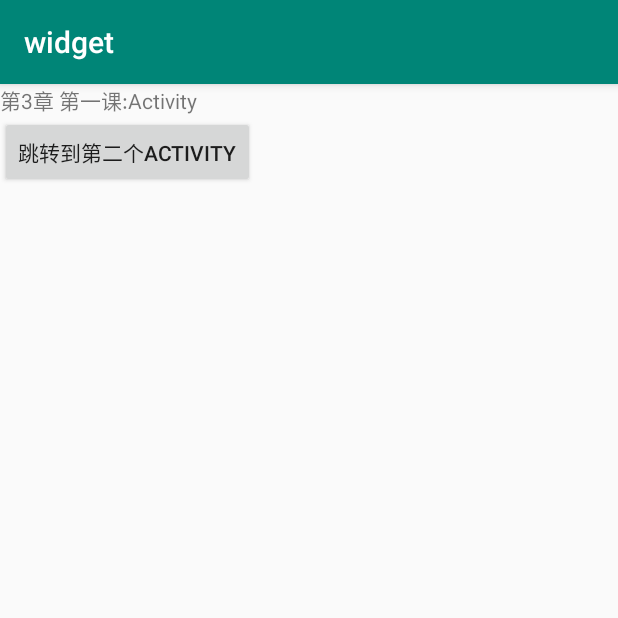
After one commit to weimeiche/edu_android, an Android app: the activity screen opened directly, with no data from a screen before it, on a phone screen of 412 x 824 dp, the top half of it. The commit adds this screen. Run offline under Robolectric (Android 15) with nearby library versions, the light colour scheme and no system bars.

Commit message:
2021-04-07 第4章第一课 活动单元Activity  掌握activity额生命周期，启动关闭，传递参数和四种模式。

```diff
--- /dev/null
+++ b/app/src/main/java/com/navyliu/widget/activity/activity.java
@@ -0,0 +1,118 @@
+package com.navyliu.widget.activity;
+
+import androidx.annotation.Nullable;
+import androidx.appcompat.app.AppCompatActivity;
+
+import android.content.Intent;
+import android.os.Bundle;
+import android.os.PersistableBundle;
+import android.util.Log;
+import android.view.View;
+import android.widget.Button;
+import android.widget.LinearLayout;
+
+import com.navyliu.widget.AppManager;
+import com.navyliu.widget.Constants;
+import com.navyliu.widget.R;
+
+public class activity extends AppCompatActivity {
+
+    private String TAG = this.getClass().getName();
+
+    private Button btn;
+
+    @Override
+    protected void onCreate(Bundle savedInstanceState) {
+        super.onCreate(savedInstanceState);
+        setContentView(R.layout.activity_activity);
+
+        btn = (Button) this.findViewById(R.id.btn_seconed);
+
+        AppManager.getAppManager().addActivity(this);
+        Log.d(TAG, "onCreate: ====");
+    }
+
+    @Override
+    protected void onStart() {
+        super.onStart();
+        Log.d(TAG, "onStart: ========");
+    }
+
+    @Override
+    protected void onResume() {
+        super.onResume();
+        Log.d(TAG, "onResume: ========");
+    }
+
+
+    @Override
+    protected void onPause() {
+        super.onPause();
+        Log.d(TAG, "onPause: ===========");
+    }
+
+    @Override
+    protected void onStop() {
+        super.onStop();
+        Log.d(TAG, "onStop: ==========");
+    }
+
+    @Override
+    protected void onDestroy() {
+        super.onDestroy();
+        Log.d(TAG, "onDestroy: ========");
+        AppManager.getAppManager().printAllActivity();
+        AppManager.getAppManager().finishActivity(this);
+    }
+
+    public void onclick(View view) {
+        switch (view.getId()) {
+            case R.id.btn_seconed:
+                startActivity();
+                break;
+        }
+    }
+
+    private void startActivity() {
+//        // 常用的跳转方式
+//        Intent intent = new Intent(this, SeconedActivity.class);
+//        startActivity(intent);
+
+//        // 单个参数传递
+//        Intent intent = new Intent(this, SeconedActivity.class);
+//        intent.putExtra("param", "this param from activity");
+//        startActivity(intent);
+
+//        // 多个参数传递
+//        Intent intent = new Intent(this, SeconedActivity.class);
+//        Bundle bundle = new Bundle();
+//        bundle.putInt("age", 3);
+//        bundle.putString("name","navyliu");
+//        intent.putExtras(bundle);
+//        startActivity(intent);
+
+        // 需要接收即将跳转的Activity返回的参数
+        Intent intent = new Intent(this, SeconedActivity.class);
+        startActivityForResult(intent, Constants.RESULT_OK);
+    }
+
+    @Override
+    public void onActivityResult(int requestCode, int resultCode, @Nullable Intent data) {
+        Log.d(TAG, "onActivityResult: =========");
+        Log.d(TAG, "onActivityResult: ==========requestCode:" + requestCode + ",resultCode:" + resultCode);
+        // 这里可以根据请求code，或者返回code进行分支
+        // 请求code，requestCode，就是在跳转的时候本页面传递的参数，即是startActivityForResult方法中的参数
+        // 返回code，resultCode，就是在第二个activity中传递回来的参数，即是setResult(Constants.RESULT_BACK, intent);方法中的参数
+        switch (resultCode) {
+            case Constants.RESULT_BACK:
+                Bundle bundle = data.getExtras();
+                int age = bundle.getInt("age");
+                String nickname = bundle.getString("nickname");
+                Log.d(TAG, "onActivityResult: ======第二个activity传回的参数为：昵称：" + nickname + ",年龄:" + age);
+                break;
+        }
+        // 特别注意：super方法一定要放到onActivityResult方法的最后
+        super.onActivityResult(requestCode, resultCode, data);
+    }
+
+}
--- a/app/src/main/java/com/navyliu/widget/list/RecyclerViewActivity.java
+++ b/app/src/main/java/com/navyliu/widget/list/RecyclerViewActivity.java
@@ -1,6 +1,7 @@
 package com.navyliu.widget.list;
 
 import androidx.appcompat.app.AppCompatActivity;
+import androidx.constraintlayout.widget.ConstraintLayout;
 import androidx.recyclerview.widget.GridLayoutManager;
 import androidx.recyclerview.widget.LinearLayoutManager;
 import androidx.recyclerview.widget.RecyclerView;
@@ -10,6 +11,7 @@ import android.os.Bundle;
 import android.text.method.LinkMovementMethod;
 import android.view.LayoutInflater;
 import android.view.View;
+import android.view.ViewGroup;
 
 import com.navyliu.widget.R;
 import com.navyliu.widget.swipeToLoadLayout.OnLoadMoreListener;
@@ -36,7 +38,6 @@ public class RecyclerViewActivity extends AppCompatActivity
         recyclerView = (RecyclerView) this.findViewById(R.id.swipe_target);
         mHeaderView = LayoutInflater.from(this).inflate(R.layout.view_header, null);
         mFooterView = LayoutInflater.from(this).inflate(R.layout.view_footer_loading, null);
-
 
         /**
          * 初始化数据源
--- /dev/null
+++ b/app/src/main/res/layout/activity_activity.xml
@@ -0,0 +1,27 @@
+<?xml version="1.0" encoding="utf-8"?>
+<ScrollView xmlns:android="http://schemas.android.com/apk/res/android"
+    xmlns:tools="http://schemas.android.com/tools"
+    android:layout_width="match_parent"
+    android:layout_height="match_parent">
+
+    <LinearLayout
+        android:layout_width="match_parent"
+        android:layout_height="wrap_content"
+        android:orientation="vertical"
+        tools:context=".activity.activity">
+
+        <TextView
+            android:id="@+id/txt_title"
+            android:layout_width="wrap_content"
+            android:layout_height="wrap_content"
+            android:text="第3章 第一课:Activity" />
+
+        <Button
+            android:id="@+id/btn_seconed"
+            android:layout_width="wrap_content"
+            android:layout_height="wrap_content"
+            android:onClick="onclick"
+            android:text="跳转到第二个activity" />
+
+    </LinearLayout>
+</ScrollView>
```
Also changed, not shown: app/src/main/AndroidManifest.xml (+9 -2 lines), app/src/main/java/com/navyliu/widget/AppManager.java (added, +112 -0 lines), app/src/main/java/com/navyliu/widget/Constants.java (added, +13 -0 lines), app/src/main/java/com/navyliu/widget/MainActivity.java (+19 -8 lines), app/src/main/java/com/navyliu/widget/activity/SeconedActivity.java (added, +109 -0 lines), app/src/main/res/layout/activity_main.xml (+7 -0 lines), app/src/main/res/layout/activity_seconed.xml (added, +33 -0 lines), app/src/main/res/layout/activity_test1.xml (added, +9 -0 lines).
